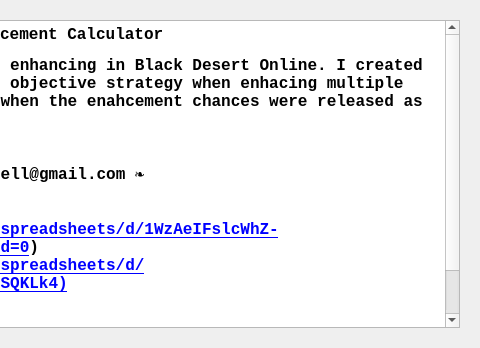
Old version of the form Forms/dlg_About.ui in the repository Graveflo/BDO_Enhancement_Tool; both pictures show x 402 to 882 and y 0 to 348 of the 882 by 348 pixel window.
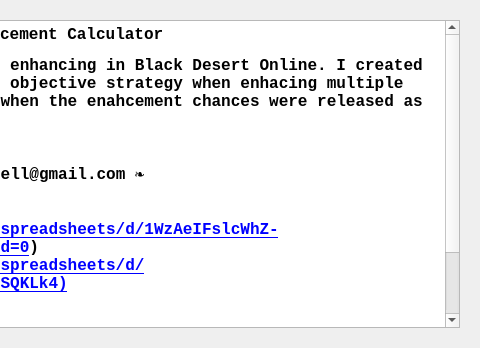
New version of the form. Icons and pictures are not drawn.

```diff
--- a/Forms/dlg_About.ui
+++ b/Forms/dlg_About.ui
@@ -53,7 +53,8 @@
 &lt;/style&gt;&lt;/head&gt;&lt;body style=&quot; font-family:'Consolas'; font-size:12pt; font-weight:600; font-style:normal;&quot;&gt;
 &lt;p align=&quot;center&quot; style=&quot; margin-top:12px; margin-bottom:12px; margin-left:0px; margin-right:0px; -qt-block-indent:0; text-indent:0px;&quot;&gt;BDO Enhancement Calculator&lt;/p&gt;
 &lt;p style=&quot; margin-top:12px; margin-bottom:12px; margin-left:0px; margin-right:0px; -qt-block-indent:0; text-indent:0px;&quot;&gt;&lt;span style=&quot; font-family:'Courier New';&quot;&gt;This is a simple tool to help optimize enhancing in Black Desert Online. I created this tool to attempt at getting a more objective strategy when enhacing multiple items. I decided to write my own code when the enahcement chances were released as there are plenty of other calculators.&lt;br /&gt;&lt;br /&gt;&lt;br /&gt;@author: ☙ Ryan McConnell ♈♑ rammcconnell@gmail.com ❧&lt;br /&gt;&lt;br /&gt;Thank you:&lt;br /&gt;Inspiration: (&lt;/span&gt;&lt;a href=&quot;https://docs.google.com/spreadsheets/d/1WzAeIFslcWhZ-TudUTrvt4S6ejGF8Uo5FwVqNivfHK0/edit#gid=0&quot;&gt;&lt;span style=&quot; font-family:'Courier New'; text-decoration: underline; color:#0000ff;&quot;&gt;https://docs.google.com/spreadsheets/d/1WzAeIFslcWhZ-TudUTrvt4S6ejGF8Uo5FwVqNivfHK0/edit#gid=0&lt;/span&gt;&lt;/a&gt;&lt;span style=&quot; font-family:'Courier New';&quot;&gt;)&lt;br /&gt;Data tables: (&lt;/span&gt;&lt;a href=&quot;https://docs.google.com/spreadsheets/d/1folCDSzYD8JQMT9tJHxJtmwy9CXVAO3SQegdESQKLk4&quot;&gt;&lt;span style=&quot; font-family:'Courier New'; text-decoration: underline; color:#0000ff;&quot;&gt;https://docs.google.com/spreadsheets/d/1folCDSzYD8JQMT9tJHxJtmwy9CXVAO3SQegdESQKLk4)&lt;/span&gt;&lt;/a&gt;&lt;br /&gt;&lt;br /&gt;&lt;span style=&quot; font-weight:400;&quot;&gt;Testers:&lt;br /&gt;Isaacvithurston (reddit&lt;/span&gt;&lt;span style=&quot; font-family:'Courier New'; font-weight:400;&quot;&gt;)&lt;/span&gt;&lt;/p&gt;
-&lt;p style=&quot; margin-top:12px; margin-bottom:12px; margin-left:0px; margin-right:0px; -qt-block-indent:0; text-indent:0px;&quot;&gt;&lt;span style=&quot; font-family:'Courier New'; font-weight:400;&quot;&gt;d3lak (GitHub)&lt;/span&gt;&lt;/p&gt;&lt;/body&gt;&lt;/html&gt;</string>
+&lt;p style=&quot; margin-top:12px; margin-bottom:12px; margin-left:0px; margin-right:0px; -qt-block-indent:0; text-indent:0px;&quot;&gt;&lt;span style=&quot; font-family:'Courier New'; font-weight:400;&quot;&gt;d3lak (GitHub)&lt;/span&gt;&lt;/p&gt;
+&lt;p style=&quot; margin-top:12px; margin-bottom:12px; margin-left:0px; margin-right:0px; -qt-block-indent:0; text-indent:0px;&quot;&gt;&lt;span style=&quot; font-family:'Courier New'; font-weight:400;&quot;&gt;hiLLo612 (BDO)&lt;/span&gt;&lt;/p&gt;&lt;/body&gt;&lt;/html&gt;</string>
         </property>
        </widget>
       </item>
```
